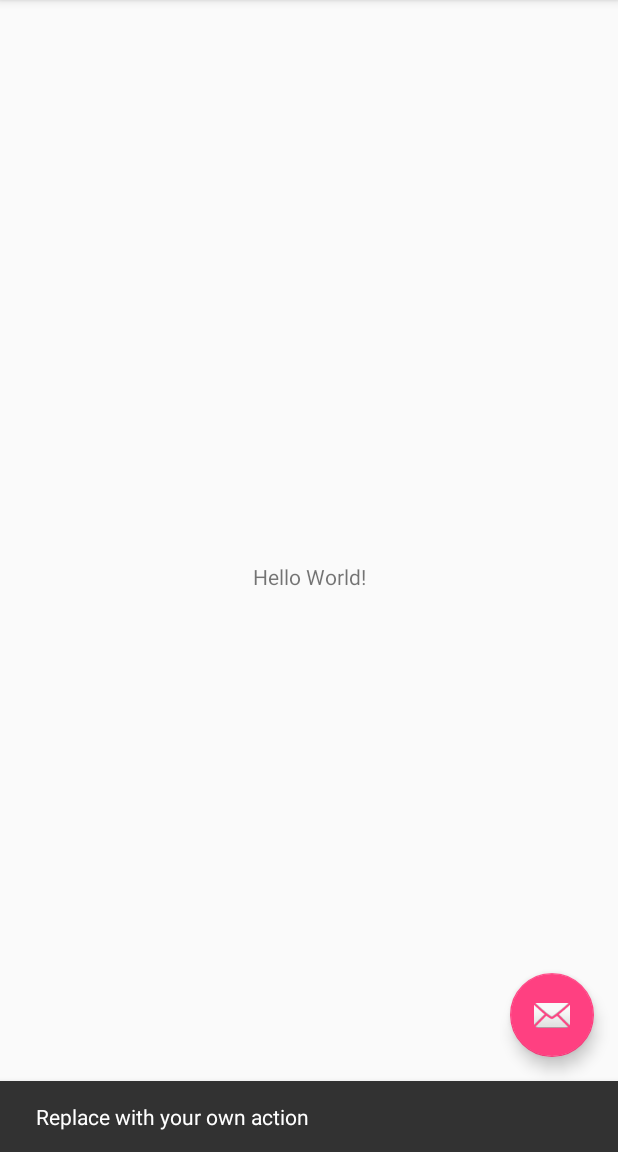
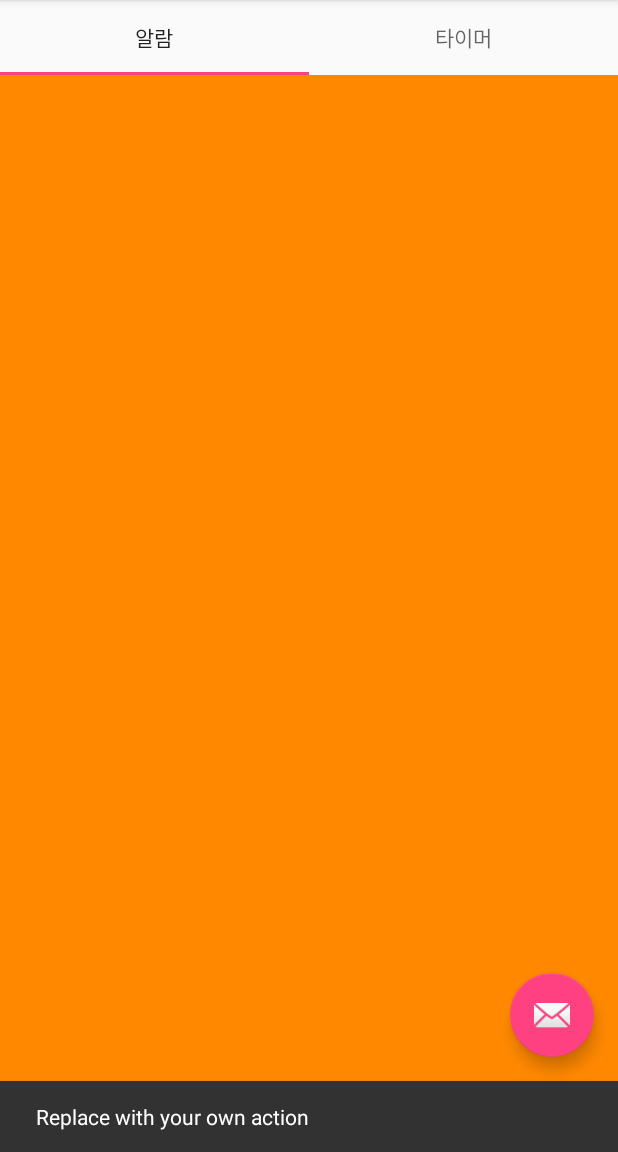
Before and after one commit to tjoon/TjoonAlarm, an Android app: the screen it shows after launch (MainActivity), after a tap on an icon or button, on a phone screen of 412 x 824 dp, the part 84-1236 px from its top. Run offline under Robolectric (Android 15) with nearby library versions, the phone set to English and light mode, and no system bars.

Commit message:
ADD make big frame viewpager, fragment_alarm, fragment_timer

```diff
--- /dev/null
+++ b/Android/app/src/main/java/comtjoon/github/tjoonalarm/FragmentAlarm.kt
@@ -0,0 +1,15 @@
+package comtjoon.github.tjoonalarm
+
+import android.os.Bundle
+import android.support.v4.app.Fragment
+import android.view.LayoutInflater
+import android.view.View
+import android.view.ViewGroup
+
+class FragmentAlarm : Fragment(){
+    override fun onCreateView(inflater: LayoutInflater, container: ViewGroup?, savedInstanceState: Bundle?): View? {
+        var view = inflater.inflate(R.layout.fragment_alarm,container,false)
+
+        return view
+    }
+}
--- /dev/null
+++ b/Android/app/src/main/java/comtjoon/github/tjoonalarm/FragmentTimer.kt
@@ -0,0 +1,15 @@
+package comtjoon.github.tjoonalarm
+
+import android.os.Bundle
+import android.support.v4.app.Fragment
+import android.view.LayoutInflater
+import android.view.View
+import android.view.ViewGroup
+
+class FragmentTimer : Fragment(){
+    override fun onCreateView(inflater: LayoutInflater, container: ViewGroup?, savedInstanceState: Bundle?): View? {
+        var view = inflater.inflate(R.layout.fragment_timer,container,false)
+
+        return view
+    }
+}
--- a/Android/app/src/main/java/comtjoon/github/tjoonalarm/MainActivity.kt
+++ b/Android/app/src/main/java/comtjoon/github/tjoonalarm/MainActivity.kt
@@ -2,11 +2,16 @@ package comtjoon.github.tjoonalarm
 
 import android.os.Bundle
 import android.support.design.widget.Snackbar
+import android.support.design.widget.TabLayout
+import android.support.v4.app.Fragment
+import android.support.v4.app.FragmentManager
+import android.support.v4.app.FragmentStatePagerAdapter
 import android.support.v7.app.AppCompatActivity
 import android.view.Menu
 import android.view.MenuItem
 
 import kotlinx.android.synthetic.main.activity_main.*
+import kotlinx.android.synthetic.main.content_main.*
 
 class MainActivity : AppCompatActivity() {
 
@@ -14,11 +19,46 @@ class MainActivity : AppCompatActivity() {
         super.onCreate(savedInstanceState)
         setContentView(R.layout.activity_main)
         setSupportActionBar(toolbar)
+        tjoon_viewPager.adapter=TjoonViewPagerAdapter(supportFragmentManager)
+        tabLayout.addTab(tabLayout.newTab().setText("알람"))
+        tabLayout.addTab(tabLayout.newTab().setText("타이머"))
+        tabLayout.addOnTabSelectedListener(object: TabLayout.OnTabSelectedListener{
+            override fun onTabReselected(tab: TabLayout.Tab?) {
+
+            }
+
+            override fun onTabUnselected(tab: TabLayout.Tab?) {
+
+            }
+
+            override fun onTabSelected(tab: TabLayout.Tab?) {
+                tjoon_viewPager.setCurrentItem(tab!!.position)
+            }
+
+        })
+
+        tjoon_viewPager.addOnPageChangeListener(object:TabLayout.TabLayoutOnPageChangeListener(tabLayout){})
 
         fab.setOnClickListener { view ->
             Snackbar.make(view, "Replace with your own action", Snackbar.LENGTH_LONG)
                     .setAction("Action", null).show()
         }
+    }
+
+    class TjoonViewPagerAdapter(fm:FragmentManager):FragmentStatePagerAdapter(fm){
+
+        var fragments=arrayOf(FragmentAlarm(), FragmentTimer())
+
+        // 화면을 넣어주는 부분
+        override fun getItem(position: Int): Fragment {
+            return fragments[position]
+        }
+
+        // 페이지 개수를 새는 부분
+        override fun getCount(): Int {
+            return fragments.size
+        }
+
     }
 
     override fun onCreateOptionsMenu(menu: Menu): Boolean {
--- a/Android/app/src/main/res/layout/content_main.xml
+++ b/Android/app/src/main/res/layout/content_main.xml
@@ -6,15 +6,26 @@
     android:layout_height="match_parent"
     app:layout_behavior="@string/appbar_scrolling_view_behavior"
     tools:context=".MainActivity"
+    tools:layout_editor_absoluteY="81dp"
     tools:showIn="@layout/activity_main">
 
-    <TextView
-        android:layout_width="wrap_content"
-        android:layout_height="wrap_content"
-        android:text="Hello World!"
+
+    <android.support.v4.view.ViewPager
+        android:id="@+id/tjoon_viewPager"
+        android:layout_width="0dp"
+        android:layout_height="0dp"
         app:layout_constraintBottom_toBottomOf="parent"
-        app:layout_constraintLeft_toLeftOf="parent"
-        app:layout_constraintRight_toRightOf="parent"
-        app:layout_constraintTop_toTopOf="parent" />
+        app:layout_constraintEnd_toEndOf="parent"
+        app:layout_constraintStart_toStartOf="parent"
+        app:layout_constraintTop_toBottomOf="@+id/tabLayout" />
 
+    <android.support.design.widget.TabLayout
+        android:id="@+id/tabLayout"
+        android:layout_width="0dp"
+        android:layout_height="50dp"
+        app:layout_constraintEnd_toEndOf="parent"
+        app:layout_constraintStart_toStartOf="parent"
+        app:layout_constraintTop_toTopOf="parent">
+
+    </android.support.design.widget.TabLayout>
 </android.support.constraint.ConstraintLayout>
--- /dev/null
+++ b/Android/app/src/main/res/layout/fragment_alarm.xml
@@ -0,0 +1,8 @@
+<?xml version="1.0" encoding="utf-8"?>
+<LinearLayout xmlns:android="http://schemas.android.com/apk/res/android"
+    android:layout_width="match_parent"
+    android:layout_height="match_parent"
+    android:background="@android:color/holo_orange_dark"
+    android:orientation="vertical">
+
+</LinearLayout>
--- /dev/null
+++ b/Android/app/src/main/res/layout/fragment_timer.xml
@@ -0,0 +1,9 @@
+<?xml version="1.0" encoding="utf-8"?>
+<LinearLayout xmlns:android="http://schemas.android.com/apk/res/android"
+    xmlns:tools="http://schemas.android.com/tools"
+    android:layout_width="match_parent"
+    android:layout_height="match_parent"
+    android:background="@android:color/holo_blue_light"
+    android:orientation="vertical">
+
+</LinearLayout>
```
